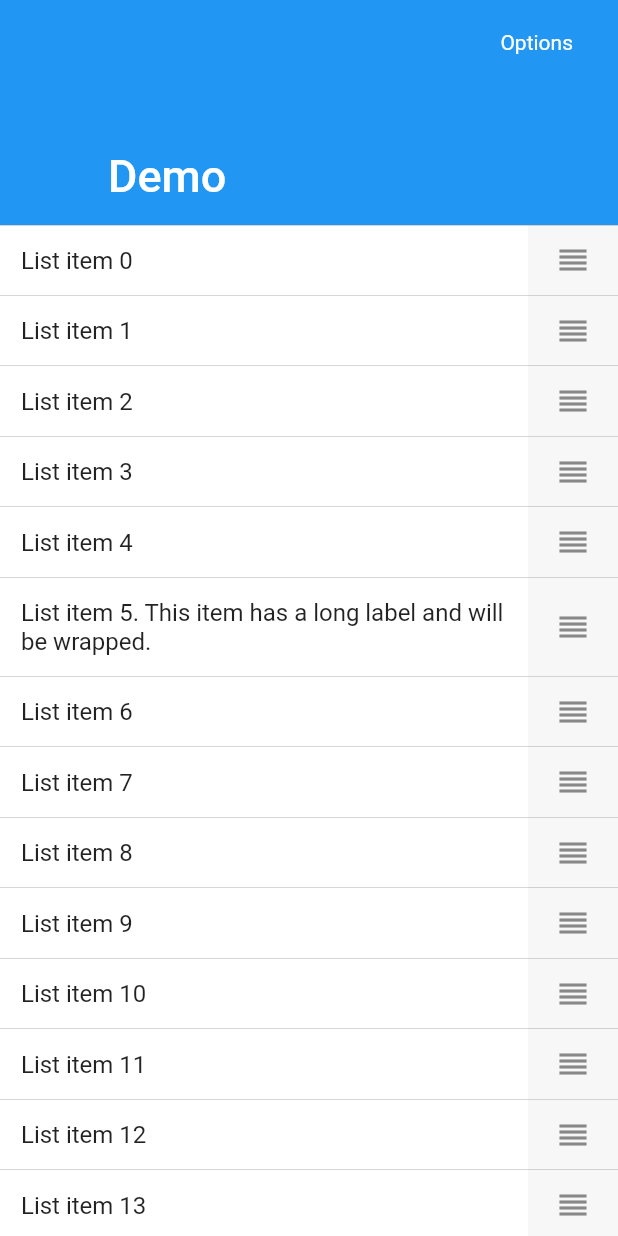
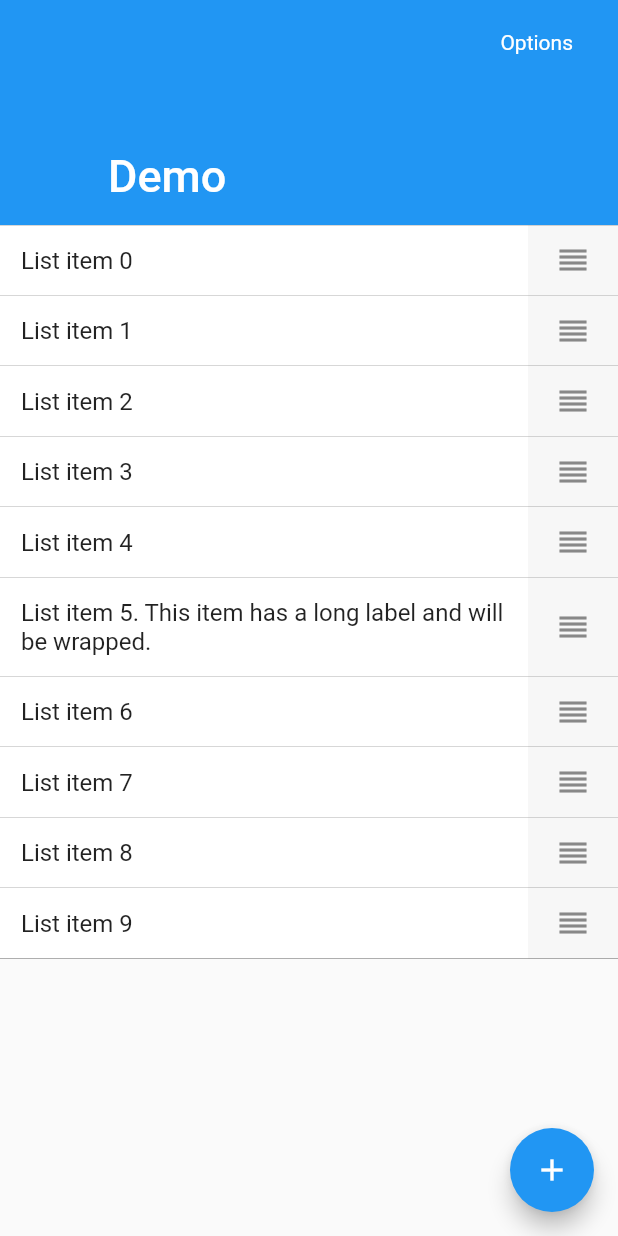
Before and after one commit to mingmaomak/Mobile-Midterm-Exam, a Flutter app: the screen it shows after launch, on a phone screen of 412 x 824 dp. Run offline on Flutter 3.47's test engine with Material 2 defaults, Android fonts, the phone set to English and light mode, and no system bars.

Commit message:
Changes to be committed: 	modified:   example/lib/main.dart
 Changes not staged for commit:
	modified:   README.md
	modified:   example/lib/main.dart

```diff
--- a/example/lib/main.dart
+++ b/example/lib/main.dart
@@ -9,12 +9,14 @@ class MyApp extends StatelessWidget {
   @override
   Widget build(BuildContext context) {
     return MaterialApp(
-      title: 'Flutter Rerderable List',
+      title: 'Mobile Midterm Exam',
       theme: ThemeData(
         dividerColor: Color(0x50000000),
         primarySwatch: Colors.blue,
       ),
-      home: MyHomePage(title: 'Flutter Reorderable List'),
+      home: MyHomePage(
+          title: 'Mobile Midterm Exam'
+      ),
     );
   }
 }
@@ -42,11 +44,17 @@ enum DraggingMode {
   Android,
 }
 
+int tempList = 10;
+tempListAdd(){
+  tempList++;
+}
+
 class _MyHomePageState extends State<MyHomePage> {
   late List<ItemData> _items;
   _MyHomePageState() {
     _items = [];
-    for (int i = 0; i < 500; ++i) {
+    int t = 10;
+    for (int i = 0; i < tempList; ++i) {
       String label = "List item $i";
       if (i == 5) {
         label += ". This item has a long label and will be wrapped.";
@@ -148,6 +156,10 @@ class _MyHomePageState extends State<MyHomePage> {
           ],
         ),
       ),
+      floatingActionButton: FloatingActionButton(
+        child: Icon(Icons.add),
+        onPressed: () => tempListAdd(),
+      ),
     );
   }
 }
```
